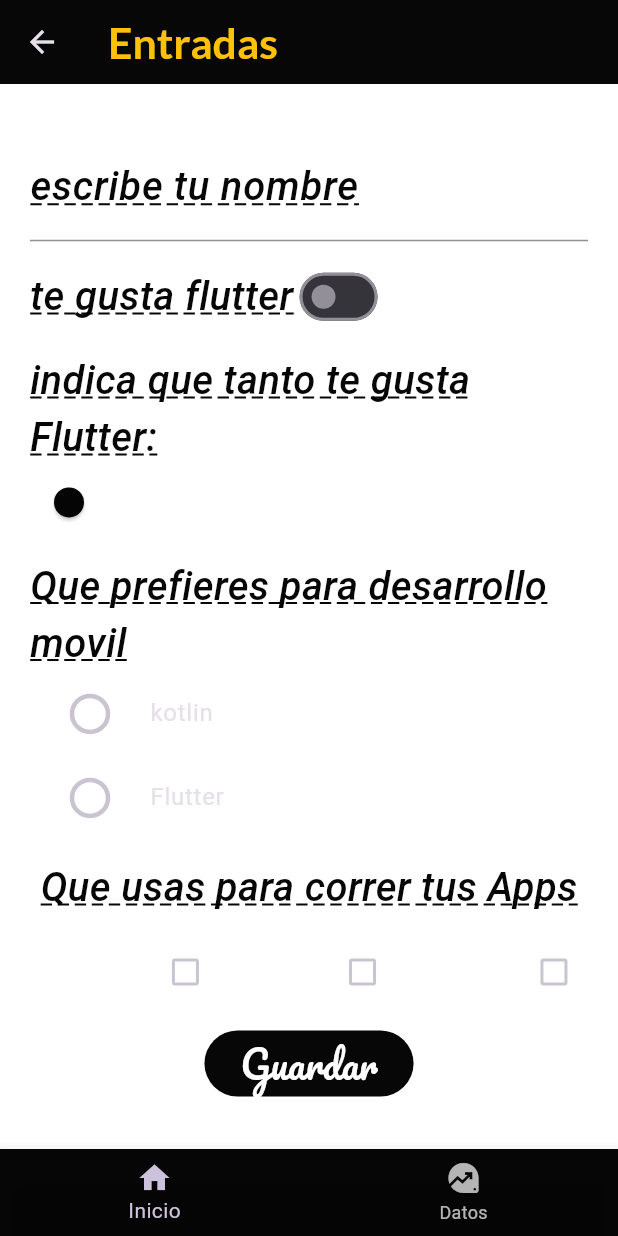
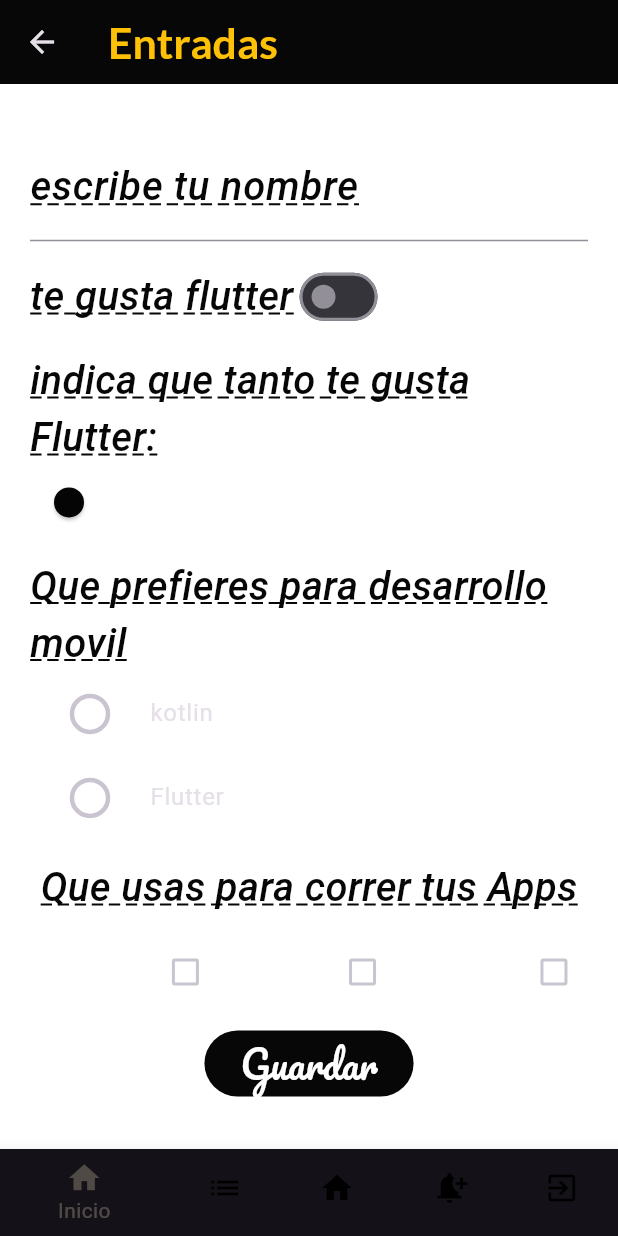
Before and after one commit to yahirortega/componentes_flutter, a Flutter app: the InputScreen screen opened directly, on a phone screen of 412 x 824 dp. Run offline on Flutter 3.47's test engine with Material 3 defaults, Android fonts, the phone set to English and light mode, and no system bars; our stand-ins replace google_fonts, transparent_image; Roboto replaces fonts that are missing (Acme, Aldrich).

Commit message:
Funtional Bottonaviator

```diff
--- a/lib/screens/inputs_screen.dart
+++ b/lib/screens/inputs_screen.dart
@@ -1,3 +1,7 @@
+import 'package:componentes/screens/home_screen.dart';
+import 'package:componentes/screens/image_screen.dart';
+import 'package:componentes/screens/infinite_scroll_screen.dart';
+import 'package:componentes/screens/notification_screen.dart';
 import 'package:flutter/material.dart';
 import 'package:componentes/theme/app_theme.dart';
 
@@ -15,6 +19,32 @@ class _InputScreenState extends State<InputScreen> {
   bool isCheked1 = false;
   bool isCheked2 = false;
   bool isCheked3 = false;
+  int  indexNavigation = 0;
+
+  openScreen(int index, BuildContext context){
+    MaterialPageRoute  ruta  =
+    MaterialPageRoute(builder: (context) => const HomeScreeen());
+
+    switch( index){
+      case 0:
+      ruta =  MaterialPageRoute(builder: (context) => const HomeScreeen());
+      break;
+      case 1:
+      ruta = MaterialPageRoute(builder: (context) => const InfinitescrollScreen());
+      break;
+      case 2:
+      ruta = MaterialPageRoute(builder: (context) => const NotificacionesScreen());
+      break;
+      case 3:
+      ruta = MaterialPageRoute(builder: (context) => const ImagesScreen());
+
+    }
+    setState(() {
+      indexNavigation  = index;
+      Navigator.push(context, ruta);
+    });
+  }
+
   @override
   Widget build(BuildContext context) {
     return  Scaffold(
@@ -43,15 +73,34 @@ class _InputScreenState extends State<InputScreen> {
         ),
       ),
       bottomNavigationBar: BottomNavigationBar(
+        currentIndex: indexNavigation,
         backgroundColor: Apptheme.primaryColor,
+        unselectedItemColor: Apptheme.primaryColor,
+        selectedItemColor: Color.fromARGB(67, 244, 233, 200),
+        unselectedLabelStyle: const TextStyle(color: Apptheme.primaryColor),
+        onTap: (index) => openScreen(index, context),
         items:  const[
           BottomNavigationBarItem(
             icon: Icon(Icons.home),
             label: 'Inicio'),
 
-             BottomNavigationBarItem(
-            icon: Icon(Icons.data_exploration),
-            label: 'Datos'),
+            BottomNavigationBarItem(
+            icon: Icon(Icons.list),
+            label: 'lista'),
+
+            BottomNavigationBarItem(
+            icon: Icon(Icons.home),
+            label: 'Inicio'),
+
+            BottomNavigationBarItem(
+            icon: Icon(Icons.notification_add),
+            label: 'Notificaciones'),
+
+            BottomNavigationBarItem(
+            icon: Icon(Icons.exit_to_app),
+            label: 'salir'),
+
+
 
         ],
       )
```
